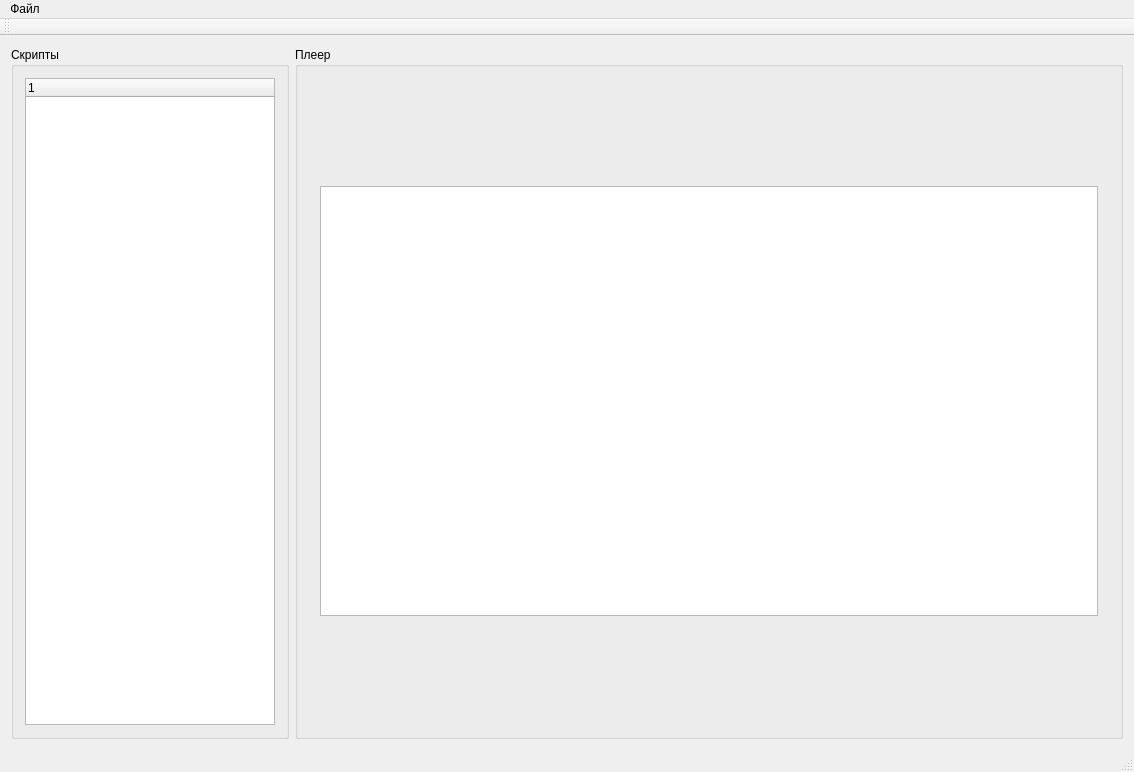
Qt form sd_editor/mainwindow.ui (andreili/School-Days) before a commit.
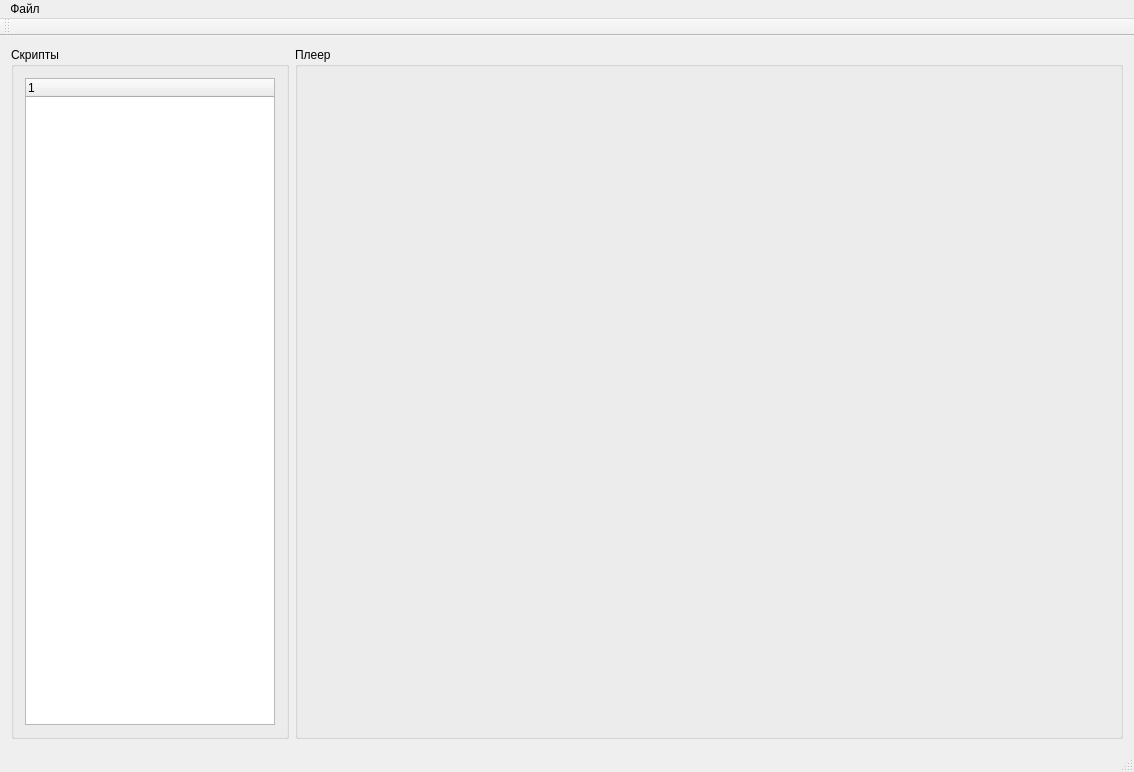
The same form after that commit.

```diff
--- a/sd_editor/mainwindow.ui
+++ b/sd_editor/mainwindow.ui
@@ -60,9 +60,9 @@
           </size>
          </property>
          <layout class="QGridLayout" name="gridLayout">
-          <item row="0" column="0">
-           <widget class="QGraphicsView" name="graphicsView"/>
-          </item>
+          <property name="margin">
+           <number>0</number>
+          </property>
          </layout>
         </widget>
        </item>
```
Left out of the diff: 4 changed lines with no effect on the pictures.
